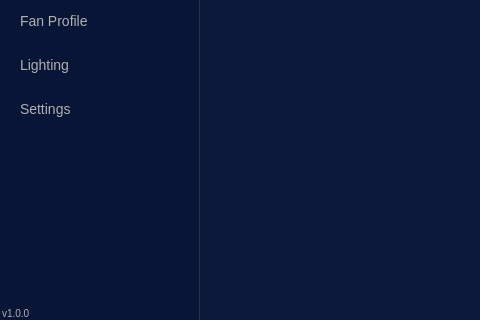
First picture: the form in src/mainwindow.ui, repository DryD4y/ll-connect3, before the edit; both pictures show x 0 to 480 and y 190 to 510 of the 900 by 510 pixel window.
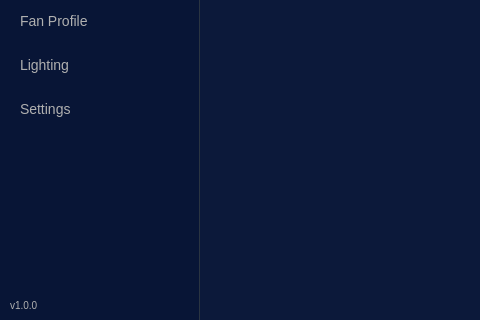
Second picture: the form after the edit. Icons and pictures are not drawn.

Commit message:
feat: improve fan control logic and reduce kernel logging verbosity, ocd Version Number Padding
- Downgraded fan speed setting log from info to debug level to reduce journalctl spam
- Added padding to version number display in main window UI
- Removed forced minimum RPM clamping (840 RPM) from fan profile page
- Fixed DragPoint "Bug" clamping behavior to allow user-defined fan shutdown settings
- Removed logic that prevented fan shutdown at low RPM values

```diff
--- a/src/mainwindow.ui
+++ b/src/mainwindow.ui
@@ -359,6 +359,7 @@
             color: #B0B0B0;
             font-size: 10px;
             margin-top: 5px;
+            padding: 8px;
         }</string>
                  </property>
         </widget>
```
The commit also changes 2 other files.
